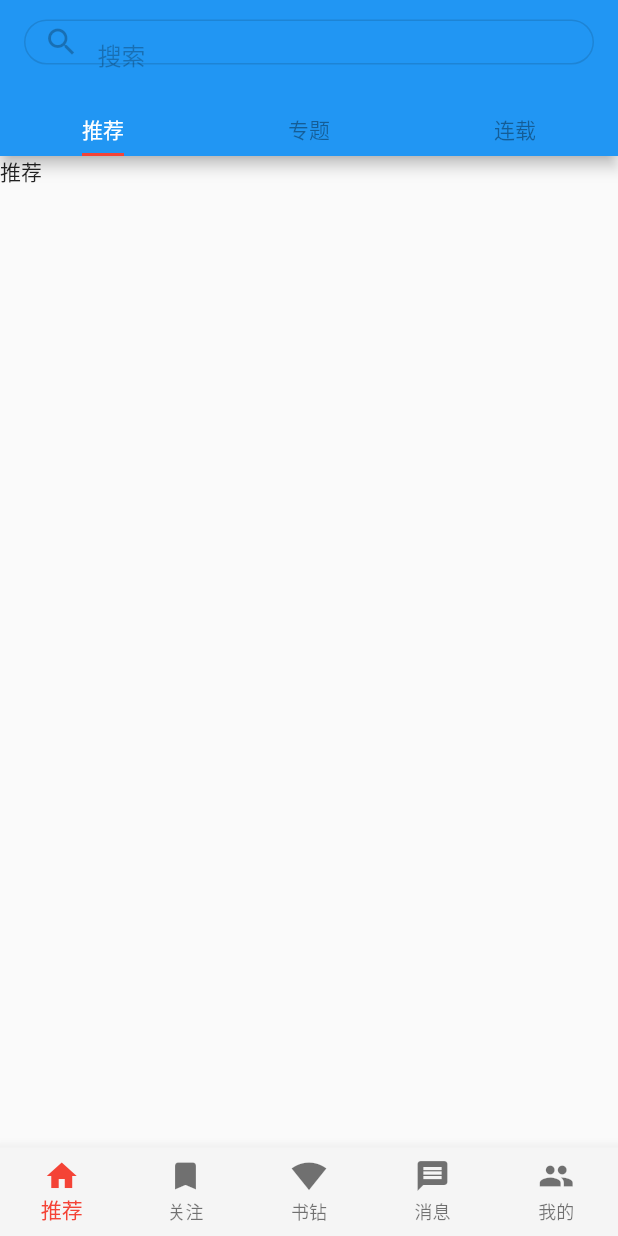
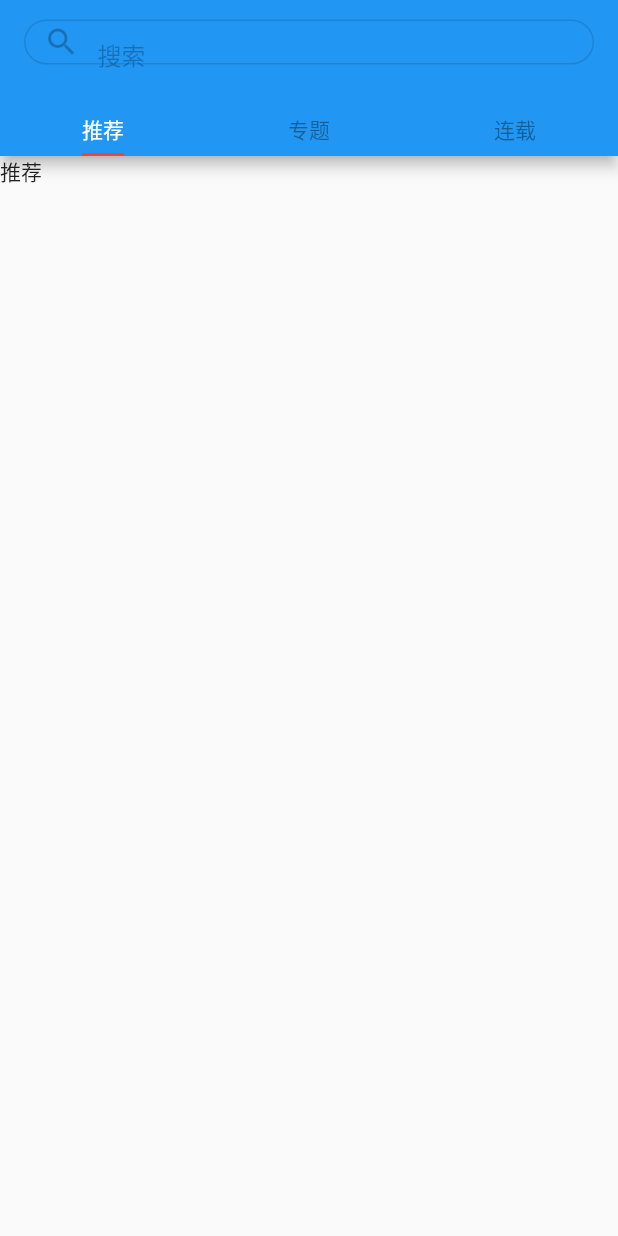
Before and after one commit to iSozL/flutter-jianshu, a Flutter app: the TopBar screen opened directly, on a phone screen of 412 x 824 dp. Run offline on Flutter 3.47's test engine with Material 2 defaults, Android fonts, the phone set to English and light mode, and no system bars.

Commit message:
fix layout and fix route

```diff
--- a/jianshu/lib/bottomBar/bottomBar.dart
+++ /dev/null
@@ -1,46 +0,0 @@
-import 'package:flutter/material.dart';
-class BottomNavBar extends StatefulWidget {
-  BottomNavBar({Key key}) : super(key: key);
-
-  _BottomNavBarState createState() => _BottomNavBarState();
-}
-
-class _BottomNavBarState extends State<BottomNavBar> {
-  int _currentIndex = 0;
-  @override
-  Widget build(BuildContext context) {
-    return BottomNavigationBar(
-              backgroundColor: Colors.grey[100], // 设置背景颜色
-              type: BottomNavigationBarType.fixed, // flutter 默认4个标签以上设置为shifting
-              currentIndex: _currentIndex,
-              onTap: (index) {
-                setState(() {
-                 this._currentIndex = index;
-                });
-              },
-              fixedColor: Colors.red, // 选中(激活状态颜色)
-              items: [
-                BottomNavigationBarItem(
-                  title: Text("推荐",),
-                  icon: Icon(Icons.home)
-                ),
-                BottomNavigationBarItem(
-                  title: Text("关注"),
-                  icon: Icon(Icons.bookmark,)
-                ),
-                BottomNavigationBarItem(
-                  title: Text("书钻"),
-                  icon: Icon(Icons.signal_wifi_4_bar)
-                ),
-                BottomNavigationBarItem(
-                  title: Text("消息"),
-                  icon: Icon(Icons.message)
-                ),
-                BottomNavigationBarItem(
-                  title: Text("我的",),
-                  icon: Icon(Icons.people)
-                )
-              ],
-          );
-  }
-}
--- a/jianshu/lib/main.dart
+++ b/jianshu/lib/main.dart
@@ -12,7 +12,7 @@ void main() {
         platform: TargetPlatform.iOS),
     home: new SplashScreen(),
     routes: <String, WidgetBuilder>{
-      '/home': (BuildContext context) => new HomePage()
+      '/home': (BuildContext context) => new Homepage()
     },
   ));
 }
--- a/jianshu/lib/pages/diamonds.dart
+++ b/jianshu/lib/pages/diamonds.dart
@@ -0,0 +1,15 @@
+import 'package:flutter/material.dart';
+class Diamonds extends StatelessWidget {
+  const Diamonds({Key key}) : super(key: key);
+
+  @override
+  Widget build(BuildContext context) {
+    return MaterialApp(
+      home: Scaffold(
+        appBar: AppBar(
+          title: Text("diamonds"),
+        ),
+      ),
+    );
+  }
+}
--- a/jianshu/lib/pages/follow.dart
+++ b/jianshu/lib/pages/follow.dart
@@ -0,0 +1,15 @@
+import 'package:flutter/material.dart';
+class Follow extends StatelessWidget {
+  const Follow({Key key}) : super(key: key);
+
+  @override
+  Widget build(BuildContext context) {
+    return MaterialApp(
+      home: Scaffold(
+        appBar: AppBar(
+          title: Text("follow"),
+        ),
+      ),
+    );
+  }
+}
--- a/jianshu/lib/pages/home.dart
+++ b/jianshu/lib/pages/home.dart
@@ -1,13 +1,60 @@
 import 'package:flutter/material.dart';
 import '../topbar/topBar.dart';
+import '../pages/message.dart';
+import '../pages/diamonds.dart';
+import '../pages/follow.dart';
+import '../pages/mine.dart';
 
-class HomePage extends StatelessWidget {
+class Homepage extends StatefulWidget {
+  Homepage({Key key}) : super(key: key);
+
+  _HomepageState createState() => _HomepageState();
+}
+
+class _HomepageState extends State<Homepage> {
+  var pages = [TopBar(), Follow(), Diamonds(), Message(), Mine()];
+  int currentIndex = 0;
   @override
   Widget build(BuildContext context) {
-    // TODO: implement build
     return MaterialApp(
         theme: ThemeData(
             primaryColor: Colors.white, dividerColor: Color(0xffeeeeee)),
-        home: TopBar());
+        home: Scaffold(
+            body: pages[currentIndex],
+            bottomNavigationBar: BottomNavigationBar(
+              backgroundColor: Colors.grey[100], // 设置背景颜色
+              type:
+                  BottomNavigationBarType.fixed, // flutter 默认4个标签以上设置为shifting
+              currentIndex: currentIndex,
+              onTap: (index) {
+                setState(() {
+                  this.currentIndex = index;
+                  print(this.currentIndex);
+                });
+              },
+              fixedColor: Colors.red, // 选中(激活状态颜色)
+              items: [
+                BottomNavigationBarItem(
+                  title: Text(
+                    "推荐",
+                  ),
+                  icon: Icon(Icons.home),
+                ),
+                BottomNavigationBarItem(
+                    title: Text("关注"),
+                    icon: Icon(
+                      Icons.bookmark,
+                    )),
+                BottomNavigationBarItem(
+                    title: Text("书钻"), icon: Icon(Icons.signal_wifi_4_bar)),
+                BottomNavigationBarItem(
+                    title: Text("消息"), icon: Icon(Icons.message)),
+                BottomNavigationBarItem(
+                    title: Text(
+                      "我的",
+                    ),
+                    icon: Icon(Icons.people))
+              ],
+            )));
   }
 }
--- a/jianshu/lib/pages/mine.dart
+++ b/jianshu/lib/pages/mine.dart
@@ -0,0 +1,15 @@
+import 'package:flutter/material.dart';
+class Mine extends StatelessWidget {
+  const Mine({Key key}) : super(key: key);
+
+  @override
+  Widget build(BuildContext context) {
+    return MaterialApp(
+      home: Scaffold(
+        appBar: AppBar(
+          title: Text("mine"),
+        ),
+      ),
+    );
+  }
+}
--- a/jianshu/lib/topbar/topBar.dart
+++ b/jianshu/lib/topbar/topBar.dart
@@ -1,6 +1,5 @@
 import 'package:flutter/material.dart';
 import '../base/data.dart';
-import '../bottomBar/bottomBar.dart';
 class TopBar extends StatelessWidget {
   const TopBar({Key key}) : super(key: key);
 
@@ -50,7 +49,6 @@ class TopBar extends StatelessWidget {
                     )),
               ),
             )),
-            bottomNavigationBar: BottomNavBar()
       ),
     );
   }
```
Also changed, not shown: jianshu/lib/pages/message.dart (+13 -0 lines), jianshu/lib/base/data.dart (line endings or trailing spaces).
